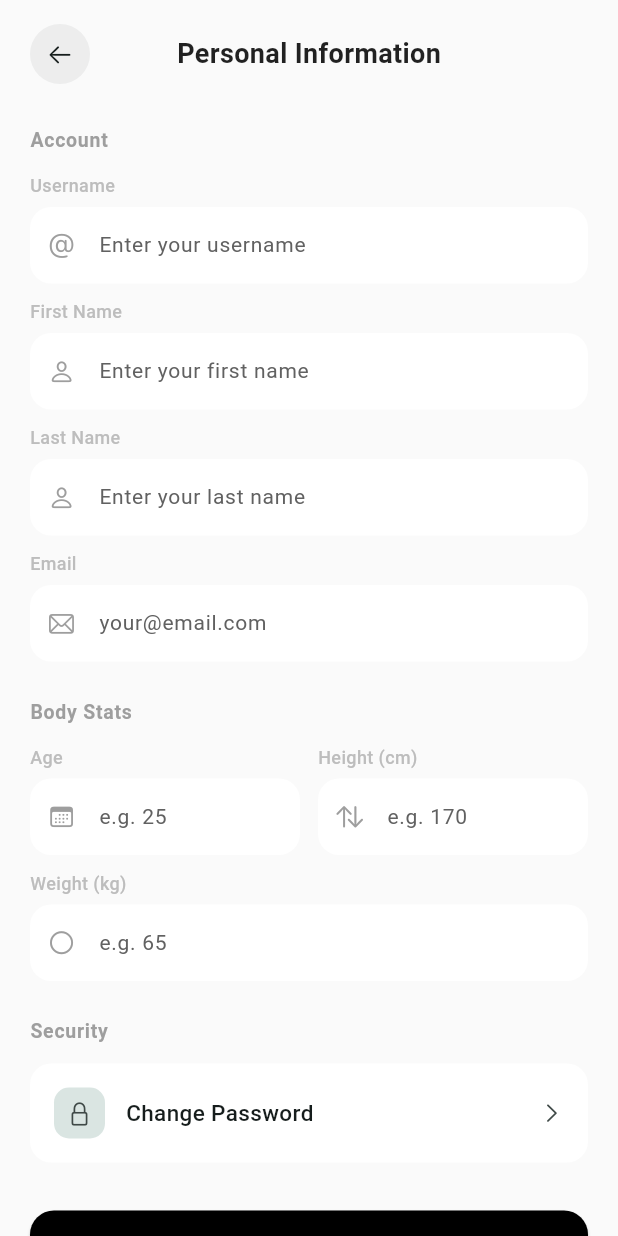
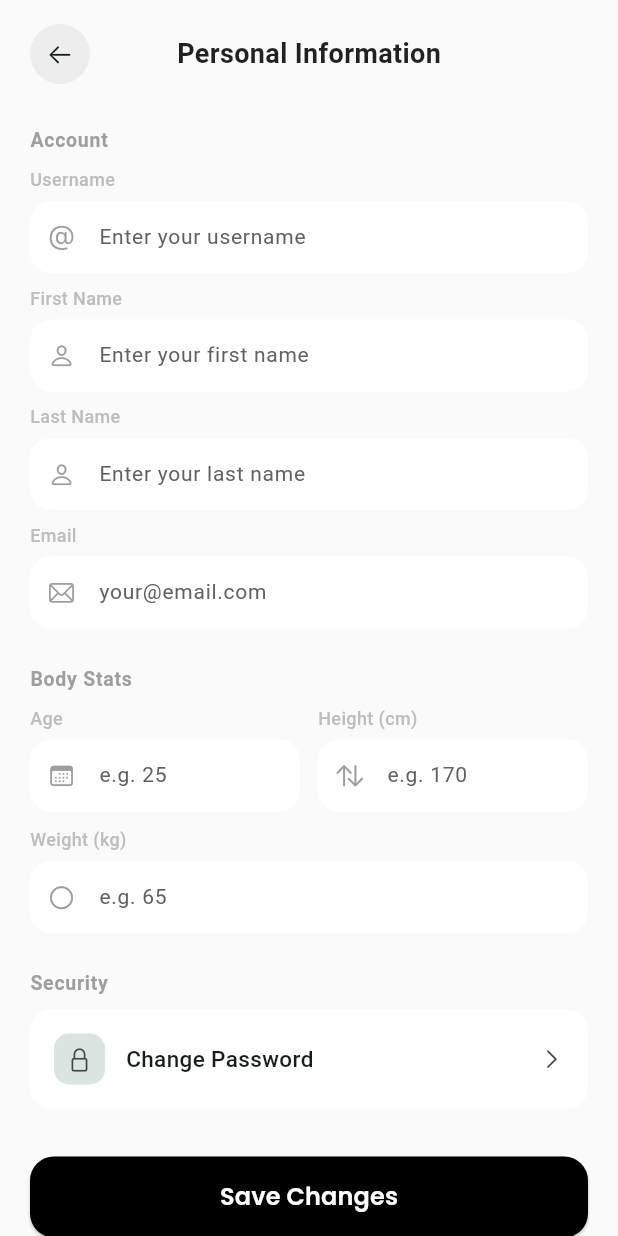
Before and after one commit to ChristianAlicaba2002/MDEV-Habit-Spark, a Flutter app: the PersonalInformationPage screen opened directly with empty values, on a phone screen of 412 x 824 dp. Run offline on Flutter 3.47's test engine with Material 3 defaults, Android fonts, the phone set to English and light mode, and no system bars; our stand-ins replace cloud_firestore, firebase_auth, firebase_core, firebase_messaging, firebase_storage, flutter_local_notifications and 5 more; accounts and stored records are empty.

Commit message:
style: refine profile UI nad fix layout spacing issues

```diff
--- a/lib/screens/misc/personal_information_page.dart
+++ b/lib/screens/misc/personal_information_page.dart
@@ -253,14 +253,14 @@ class _PersonalInformationPageState extends State<PersonalInformationPage> {
 
                       // ── Account section
                       _SectionLabel('Account'),
-                      const SizedBox(height: 12),
+                      const SizedBox(height: 8),
                       _ProfileField(
                         controller: _usernameCtrl,
                         label: 'Username',
                         icon: CupertinoIcons.at,
                         hint: 'Enter your username',
                       ),
-                      const SizedBox(height: 10),
+                      const SizedBox(height: 8),
                       _ProfileField(
                         controller: _firstNameCtrl,
                         label: 'First Name',
@@ -270,7 +270,7 @@ class _PersonalInformationPageState extends State<PersonalInformationPage> {
                             ? 'Required'
                             : null,
                       ),
-                      const SizedBox(height: 10),
+                      const SizedBox(height: 8),
                       _ProfileField(
                         controller: _lastNameCtrl,
                         label: 'Last Name',
@@ -280,7 +280,7 @@ class _PersonalInformationPageState extends State<PersonalInformationPage> {
                             ? 'Required'
                             : null,
                       ),
-                      const SizedBox(height: 10),
+                      const SizedBox(height: 8),
                       _ProfileField(
                         controller: _emailCtrl,
                         label: 'Email',
@@ -294,7 +294,7 @@ class _PersonalInformationPageState extends State<PersonalInformationPage> {
 
                       // ── Body stats section
                       _SectionLabel('Body Stats'),
-                      const SizedBox(height: 12),
+                      const SizedBox(height: 8),
                       Row(
                         children: [
                           Expanded(
@@ -337,7 +337,7 @@ class _PersonalInformationPageState extends State<PersonalInformationPage> {
 
                       // ── Security section
                       _SectionLabel('Security'),
-                      const SizedBox(height: 12),
+                      const SizedBox(height: 8),
                       GestureDetector(
                         onTap: _showChangePasswordDialog,
                         child: Container(
@@ -536,7 +536,7 @@ class _ProfileField extends StatelessWidget {
                   const BorderSide(color: AppColors.error, width: 1.5),
             ),
             contentPadding:
-                const EdgeInsets.symmetric(horizontal: 16, vertical: 14),
+                const EdgeInsets.symmetric(horizontal: 16, vertical: 10),
           ),
         ),
       ],
```
Also changed, not shown: lib/screens/habits/home_page.dart (+59 -72 lines).
